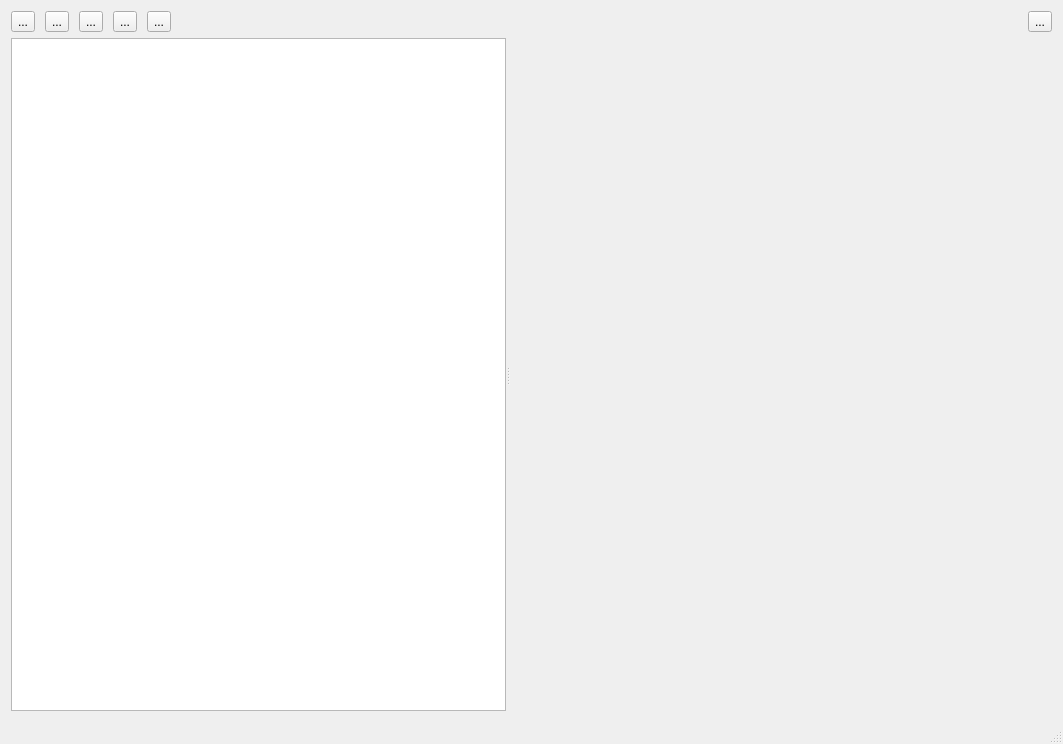
Before: the Qt Designer form main.ui in smartgauges/qvbf, drawn with Qt 5.
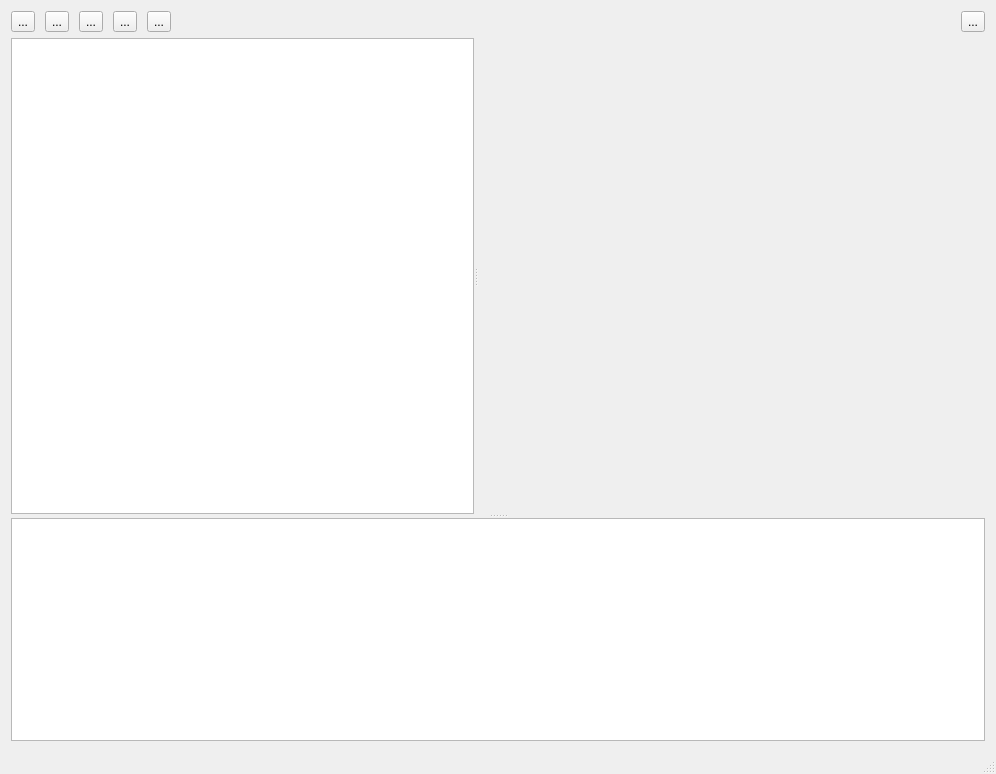
After: the same form once the commit is applied. Icons and pictures are not drawn. Custom widgets are drawn as their Qt base class.

Commit message: added logging window

```diff
--- a/main.ui
+++ b/main.ui
@@ -6,8 +6,8 @@
    <rect>
     <x>0</x>
     <y>0</y>
-    <width>1063</width>
-    <height>744</height>
+    <width>996</width>
+    <height>774</height>
    </rect>
   </property>
   <property name="windowTitle">
@@ -138,6 +138,10 @@
      </layout>
     </item>
     <item>
+     <widget class="QSplitter" name="splitter_2">
+      <property name="orientation">
+       <enum>Qt::Vertical</enum>
+      </property>
      <widget class="QSplitter" name="splitter">
       <property name="sizePolicy">
        <sizepolicy hsizetype="Expanding" vsizetype="Expanding">
@@ -476,6 +480,8 @@
         </layout>
        </widget>
       </widget>
+      </widget>
+      <widget class="QPlainTextEdit" name="log"/>
      </widget>
     </item>
    </layout>
```
Lines whose indentation alone changed are shown as unchanged. The commit also changes 2 other files.
